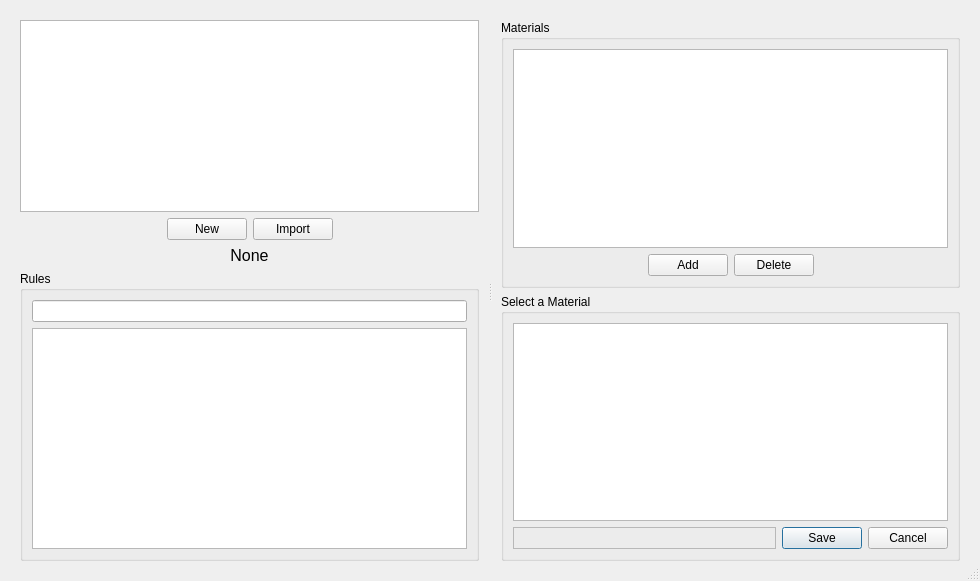
This is freecad/DFM/gui/resources/ui/process_library.ui in ryankembrey/FreeCAD-DFM-Workbench as Qt 5 draws it before an edit. The edited form follows.
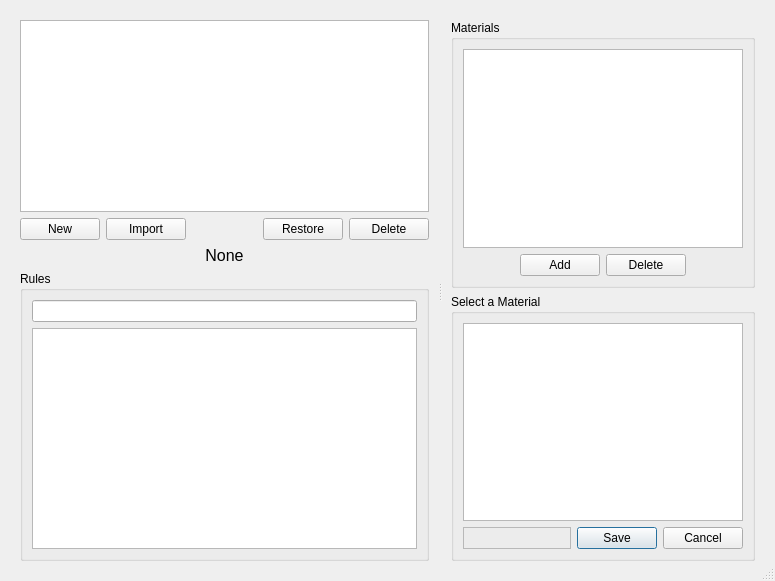
This is the edited form.

Commit message: GUI: Add 'import', 'delete' and 'restore' process functionality in the library

Patch:
```diff
--- a/freecad/DFM/gui/resources/ui/process_library.ui
+++ b/freecad/DFM/gui/resources/ui/process_library.ui
@@ -6,7 +6,7 @@
    <rect>
     <x>0</x>
     <y>0</y>
-    <width>980</width>
+    <width>775</width>
     <height>581</height>
    </rect>
   </property>
@@ -67,9 +67,15 @@
         </widget>
        </item>
        <item>
-        <layout class="QGridLayout" name="glProccessButtons">
-         <item row="0" column="1">
+        <layout class="QHBoxLayout" name="horizontalLayout" stretch="1,1,0,1,1">
+         <item>
           <widget class="QPushButton" name="pbNewProcess">
+           <property name="sizePolicy">
+            <sizepolicy hsizetype="Fixed" vsizetype="Fixed">
+             <horstretch>0</horstretch>
+             <verstretch>0</verstretch>
+            </sizepolicy>
+           </property>
            <property name="toolTip">
             <string>Adds a new process to the tree</string>
            </property>
@@ -78,8 +84,14 @@
            </property>
           </widget>
          </item>
-         <item row="0" column="2">
-          <widget class="QPushButton" name="pbImportProcess">
+         <item>
+          <widget class="QPushButton" name="pbImport">
+           <property name="sizePolicy">
+            <sizepolicy hsizetype="Fixed" vsizetype="Fixed">
+             <horstretch>0</horstretch>
+             <verstretch>0</verstretch>
+            </sizepolicy>
+           </property>
            <property name="toolTip">
             <string>Imports a process from a .yaml file</string>
            </property>
@@ -88,20 +100,7 @@
            </property>
           </widget>
          </item>
-         <item row="0" column="3">
-          <spacer name="horizontalSpacer_4">
-           <property name="orientation">
-            <enum>Qt::Orientation::Horizontal</enum>
-           </property>
-           <property name="sizeHint" stdset="0">
-            <size>
-             <width>40</width>
-             <height>20</height>
-            </size>
-           </property>
-          </spacer>
-         </item>
-         <item row="0" column="0">
+         <item>
           <spacer name="horizontalSpacer_3">
            <property name="orientation">
             <enum>Qt::Orientation::Horizontal</enum>
@@ -114,6 +113,50 @@
            </property>
           </spacer>
          </item>
+         <item>
+          <widget class="QPushButton" name="pbRestoreDefault">
+           <property name="sizePolicy">
+            <sizepolicy hsizetype="Fixed" vsizetype="Fixed">
+             <horstretch>0</horstretch>
+             <verstretch>0</verstretch>
+            </sizepolicy>
+           </property>
+           <property name="toolTip">
+            <string>Restores a built-in process to its default configuration</string>
+           </property>
+           <property name="styleSheet">
+            <string notr="true"/>
+           </property>
+           <property name="text">
+            <string>Restore</string>
+           </property>
+           <property name="flat">
+            <bool>false</bool>
+           </property>
+          </widget>
+         </item>
+         <item>
+          <widget class="QPushButton" name="pbDeleteProcess">
+           <property name="sizePolicy">
+            <sizepolicy hsizetype="Fixed" vsizetype="Fixed">
+             <horstretch>0</horstretch>
+             <verstretch>0</verstretch>
+            </sizepolicy>
+           </property>
+           <property name="toolTip">
+            <string>Deletes a process from the library</string>
+           </property>
+           <property name="styleSheet">
+            <string notr="true"/>
+           </property>
+           <property name="text">
+            <string>Delete</string>
+           </property>
+           <property name="flat">
+            <bool>false</bool>
+           </property>
+          </widget>
+         </item>
         </layout>
        </item>
        <item>
```
Left out of the diff: 2 changed lines with no effect on the pictures. The commit also changes 4 other files.
